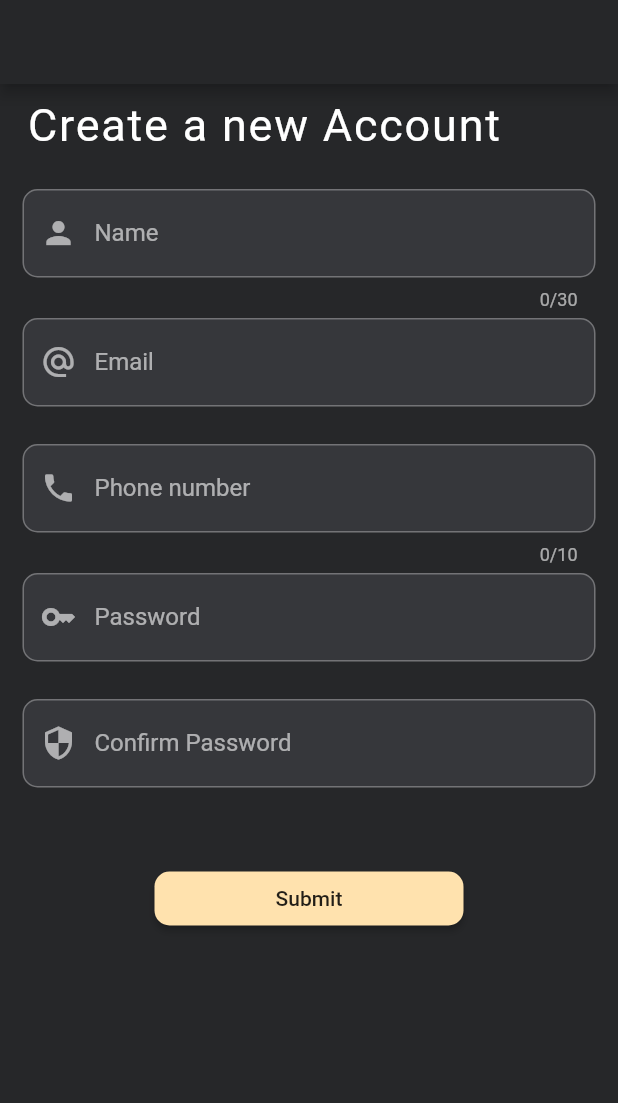
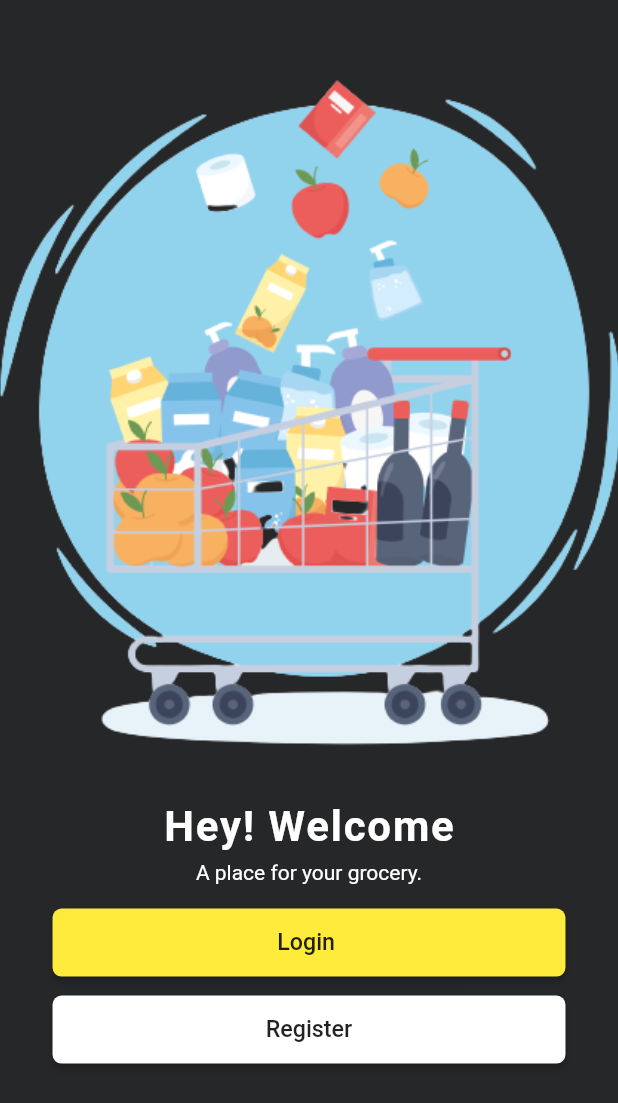
Before and after one commit to Abhi-kr21/Grocy, a Flutter app: the screen it shows after launch, on a phone screen of 412 x 824 dp. Shown: the top 1103 px of the screen. Run offline on Flutter 3.47's test engine with Material 2 defaults, Android fonts, the phone set to English and light mode, and no system bars; our stand-ins replace firebase_auth; accounts and stored records are empty.

Commit message:
made authscreen

```diff
--- a/lib/main.dart
+++ b/lib/main.dart
@@ -1,4 +1,5 @@
 import 'package:flutter/material.dart';
+import 'package:store/views/authscreen/auth_screen.dart';
 import 'package:store/views/authscreen/login_screen.dart';
 import 'package:store/views/authscreen/sigup_screen.dart';
 import 'package:store/views/homescreen/home_screen.dart';
@@ -13,7 +14,8 @@ class Store extends StatelessWidget {
   @override
   Widget build(BuildContext context) {
     return MaterialApp(
-      home: SignUpScreen(),
+      debugShowCheckedModeBanner: false,
+      home: AuthScreen(),
     );
   }
 }
--- /dev/null
+++ b/lib/views/authscreen/auth_screen.dart
@@ -0,0 +1,103 @@
+import 'package:flutter/material.dart';
+import 'package:store/constants/heigth_width_constant.dart';
+
+import '../../constants/color_contsants.dart';
+import 'login_screen.dart';
+import 'sigup_screen.dart';
+
+class AuthScreen extends StatelessWidget {
+  AuthScreen({super.key});
+  final space = SizedBox(
+    height: 15,
+  );
+
+  @override
+  Widget build(BuildContext context) {
+    return Scaffold(
+      backgroundColor: authBackground,
+      body: SingleChildScrollView(
+        child: Column(
+          children: [
+            Padding(
+              padding: const EdgeInsets.only(top: 20, bottom: 20),
+              child: Image.asset(
+                "assets/images/auth.png",
+                height: displayHeight(context) * 0.6,
+                fit: BoxFit.cover,
+              ),
+            ),
+            const Text(
+              "Hey! Welcome",
+              style: TextStyle(
+                  fontWeight: FontWeight.bold,
+                  fontSize: 28,
+                  letterSpacing: 1.2,
+                  color: Colors.white),
+            ),
+            const SizedBox(
+              height: 6,
+            ),
+            Text(
+              "A place for your grocery.",
+              style: TextStyle(color: Colors.white),
+            ),
+            space,
+            Center(
+              child: SizedBox(
+                width: displayWidth(context) * 0.83,
+                child: MaterialButton(
+                  height: displayHeight(context) * 0.055,
+                  onPressed: () {
+                    Navigator.push(
+                      context,
+                      MaterialPageRoute(
+                        builder: (context) => LoginScreen(),
+                      ),
+                    );
+                  },
+                  color: Colors.yellow,
+                  shape: RoundedRectangleBorder(
+                    borderRadius: BorderRadius.circular(6),
+                  ),
+                  child: const Text(
+                    "Login ",
+                    style: TextStyle(fontSize: 15.5),
+                  ),
+                ),
+              ),
+            ),
+            const SizedBox(
+              height: 10,
+            ),
+            Center(
+              child: SizedBox(
+                width: displayWidth(context) * 0.83,
+                child: MaterialButton(
+                  height: displayHeight(context) * 0.055,
+                  onPressed: () {
+                    Navigator.push(
+                      context,
+                      MaterialPageRoute(
+                        builder: (context) => SignUpScreen(),
+                      ),
+                    );
+                  },
+                  color: Colors.white,
+                  shape: RoundedRectangleBorder(
+                    borderRadius: BorderRadius.circular(6),
+                  ),
+                  child: const Text(
+                    "Register",
+                    style: TextStyle(
+                      fontSize: 15.5,
+                    ),
+                  ),
+                ),
+              ),
+            ),
+          ],
+        ),
+      ),
+    );
+  }
+}
--- a/lib/views/authscreen/sigup_screen.dart
+++ b/lib/views/authscreen/sigup_screen.dart
@@ -19,6 +19,7 @@ class SignUpScreen extends StatelessWidget {
       child: Scaffold(
         appBar: AppBar(
           backgroundColor: authBackground,
+          elevation: 0,
         ),
         backgroundColor: authBackground,
         body: SingleChildScrollView(
--- a/pubspec.yaml
+++ b/pubspec.yaml
@@ -38,6 +38,7 @@ dependencies:
   # Use with the CupertinoIcons class for iOS style icons.
   cupertino_icons: ^1.0.2
   provider: ^6.0.5
+  firebase_auth: ^4.2.3
 
 dev_dependencies:
   flutter_test:
```
Also changed, not shown: lib/services/firebase/auth_service.dart (added, +45 -0 lines), lib/views/authscreen/login_screen.dart (+5 -2 lines), assets/images/auth.png (added), pubspec.lock.
